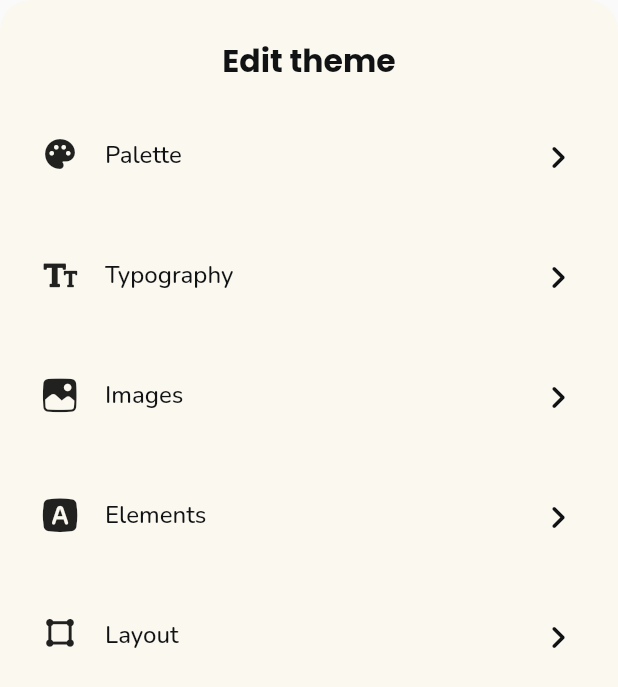
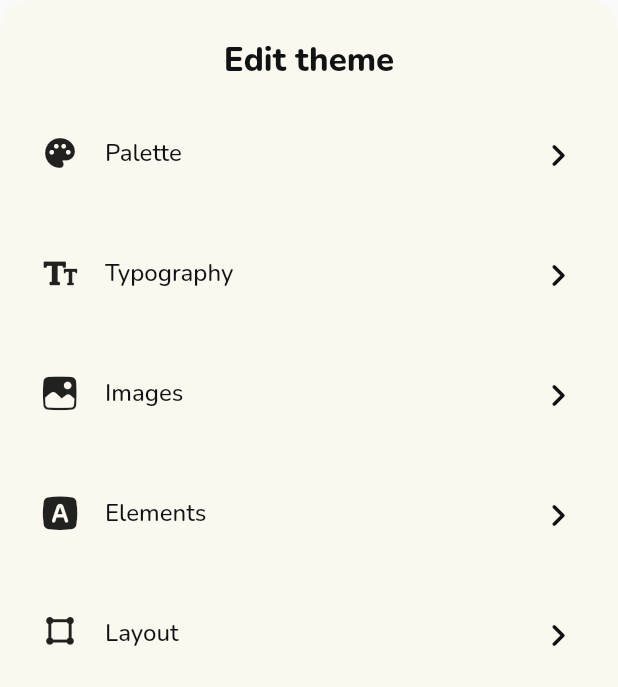
Before and after one commit to cjwg/onodu, a Flutter app: the ThemeSettingsWidget widget shown alone on an empty page, opened directly, on a phone screen of 412 x 824 dp. Shown: the top 687 px of the screen. Run offline on Flutter 3.47's test engine with Material 2 defaults, Android fonts, the phone set to English and light mode, and no system bars; our stand-ins replace auto_size_text, dropdown_button2, flutter_animate, flutter_colorpicker, font_awesome_flutter, from_css_color and 6 more; missing offline and left inert: json_path; accounts and stored records are empty; statements that could not run were skipped.

Commit message:
Updating to latest FlutterFlow output.

```diff
--- a/lib/components/bottom_sheet_title_widget.dart
+++ b/lib/components/bottom_sheet_title_widget.dart
@@ -54,9 +54,9 @@ class _BottomSheetTitleWidgetState extends State<BottomSheetTitleWidget> {
               widget.text,
               textAlign: TextAlign.center,
               style: FlutterFlowTheme.of(context).displaySmall.override(
-                    fontFamily: 'Poppins',
-                    fontSize: 21.0,
-                    fontWeight: FontWeight.bold,
+                    fontFamily: 'Nunito',
+                    fontSize: 22.0,
+                    fontWeight: FontWeight.w800,
                   ),
             ),
           ),
--- a/lib/components/theme_settings/theme_settings_widget.dart
+++ b/lib/components/theme_settings/theme_settings_widget.dart
@@ -197,9 +197,9 @@ class _ThemeSettingsWidgetState extends State<ThemeSettingsWidget> {
                             style: FlutterFlowTheme.of(context)
                                 .displaySmall
                                 .override(
-                                  fontFamily: 'Poppins',
-                                  fontSize: 21.0,
-                                  fontWeight: FontWeight.bold,
+                                  fontFamily: 'Nunito',
+                                  fontSize: 22.0,
+                                  fontWeight: FontWeight.w800,
                                 ),
                           ),
                         ),
```
Also changed, not shown: assets/fonts/Nunito-Bold.ttf (added).
